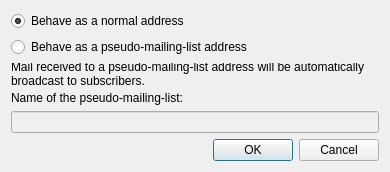
Old version of the form specialaddressbehavior.ui in the repository Bitmessage/PyBitmessage.
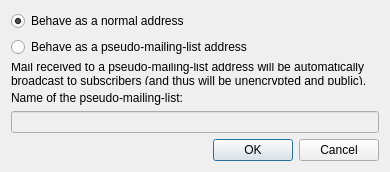
New version of the form.

Commit message: richtext or plaintext depends on sender

The edit to the form file:
```diff
--- a/specialaddressbehavior.ui
+++ b/specialaddressbehavior.ui
@@ -34,7 +34,7 @@
    <item row="2" column="0">
     <widget class="QLabel" name="label">
      <property name="text">
-      <string>Mail received to a pseudo-mailing-list address will be automatically broadcast to subscribers.</string>
+      <string>Mail received to a pseudo-mailing-list address will be automatically broadcast to subscribers (and thus will be unencrypted and public).</string>
      </property>
      <property name="wordWrap">
       <bool>true</bool>
```
The commit also changes 2 other files.
